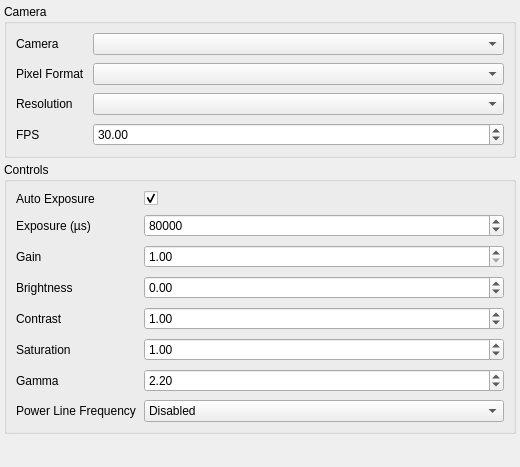
Before: the Qt Designer form modules/camera-lc/lcsettingsdialog.ui in syntalos/syntalos, drawn with Qt 5.
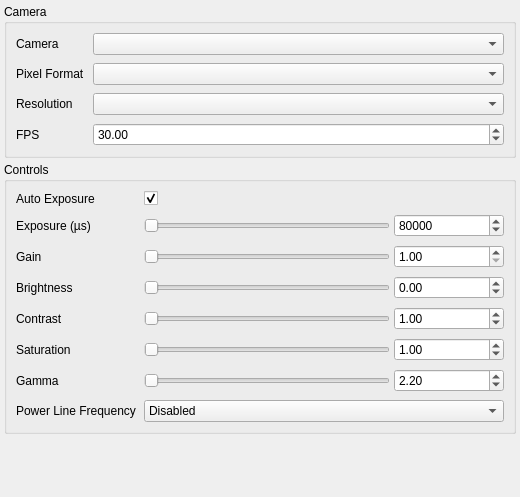
After: the same form once the commit is applied.

Commit message: camera-lc: Add sliders for camera controls

What changed in the file:
```diff
--- a/modules/camera-lc/lcsettingsdialog.ui
+++ b/modules/camera-lc/lcsettingsdialog.ui
@@ -7,7 +7,7 @@
     <x>0</x>
     <y>0</y>
     <width>520</width>
-    <height>467</height>
+    <height>497</height>
    </rect>
   </property>
   <property name="windowTitle">
@@ -143,7 +143,41 @@
        </widget>
       </item>
       <item row="1" column="1">
+       <widget class="QWidget" name="exposureWidget" native="true">
+        <layout class="QHBoxLayout" name="exposureLayout">
+         <property name="spacing">
+          <number>4</number>
+         </property>
+         <property name="leftMargin">
+          <number>0</number>
+         </property>
+         <property name="topMargin">
+          <number>0</number>
+         </property>
+         <property name="rightMargin">
+          <number>0</number>
+         </property>
+         <property name="bottomMargin">
+          <number>0</number>
+         </property>
+         <item>
+          <widget class="QSlider" name="sliderExposure">
+           <property name="maximum">
+            <number>1000</number>
+           </property>
+           <property name="orientation">
+            <enum>Qt::Orientation::Horizontal</enum>
+           </property>
+          </widget>
+         </item>
+         <item>
        <widget class="QDoubleSpinBox" name="sbExposure">
+           <property name="minimumSize">
+            <size>
+             <width>110</width>
+             <height>0</height>
+            </size>
+           </property>
         <property name="toolTip">
          <string>Manual exposure time in microseconds</string>
         </property>
@@ -164,6 +198,9 @@
         </property>
        </widget>
       </item>
+        </layout>
+       </widget>
+      </item>
       <item row="2" column="0">
        <widget class="QLabel" name="gainLabel">
         <property name="text">
@@ -172,7 +209,41 @@
        </widget>
       </item>
       <item row="2" column="1">
+       <widget class="QWidget" name="gainWidget" native="true">
+        <layout class="QHBoxLayout" name="gainLayout">
+         <property name="spacing">
+          <number>4</number>
+         </property>
+         <property name="leftMargin">
+          <number>0</number>
+         </property>
+         <property name="topMargin">
+          <number>0</number>
+         </property>
+         <property name="rightMargin">
+          <number>0</number>
+         </property>
+         <property name="bottomMargin">
+          <number>0</number>
+         </property>
+         <item>
+          <widget class="QSlider" name="sliderGain">
+           <property name="maximum">
+            <number>1000</number>
+           </property>
+           <property name="orientation">
+            <enum>Qt::Orientation::Horizontal</enum>
+           </property>
+          </widget>
+         </item>
+         <item>
        <widget class="QDoubleSpinBox" name="sbGain">
+           <property name="minimumSize">
+            <size>
+             <width>110</width>
+             <height>0</height>
+            </size>
+           </property>
         <property name="toolTip">
          <string>Analogue gain</string>
         </property>
@@ -193,6 +264,9 @@
         </property>
        </widget>
       </item>
+        </layout>
+       </widget>
+      </item>
       <item row="3" column="0">
        <widget class="QLabel" name="brightnessLabel">
         <property name="text">
@@ -201,7 +275,41 @@
        </widget>
       </item>
       <item row="3" column="1">
+       <widget class="QWidget" name="brightnessWidget" native="true">
+        <layout class="QHBoxLayout" name="brightnessLayout">
+         <property name="spacing">
+          <number>4</number>
+         </property>
+         <property name="leftMargin">
+          <number>0</number>
+         </property>
+         <property name="topMargin">
+          <number>0</number>
+         </property>
+         <property name="rightMargin">
+          <number>0</number>
+         </property>
+         <property name="bottomMargin">
+          <number>0</number>
+         </property>
+         <item>
+          <widget class="QSlider" name="sliderBrightness">
+           <property name="maximum">
+            <number>1000</number>
+           </property>
+           <property name="orientation">
+            <enum>Qt::Orientation::Horizontal</enum>
+           </property>
+          </widget>
+         </item>
+         <item>
        <widget class="QDoubleSpinBox" name="sbBrightness">
+           <property name="minimumSize">
+            <size>
+             <width>110</width>
+             <height>0</height>
+            </size>
+           </property>
         <property name="decimals">
          <number>2</number>
         </property>
@@ -219,6 +327,9 @@
         </property>
        </widget>
       </item>
+        </layout>
+       </widget>
+      </item>
       <item row="4" column="0">
        <widget class="QLabel" name="contrastLabel">
         <property name="text">
@@ -227,7 +338,41 @@
        </widget>
       </item>
       <item row="4" column="1">
+       <widget class="QWidget" name="contrastWidget" native="true">
+        <layout class="QHBoxLayout" name="contrastLayout">
+         <property name="spacing">
+          <number>4</number>
+         </property>
+         <property name="leftMargin">
+          <number>0</number>
+         </property>
+         <property name="topMargin">
+          <number>0</number>
+         </property>
+         <property name="rightMargin">
+          <number>0</number>
+         </property>
+         <property name="bottomMargin">
+          <number>0</number>
+         </property>
+         <item>
+          <widget class="QSlider" name="sliderContrast">
+           <property name="maximum">
+            <number>1000</number>
+           </property>
+           <property name="orientation">
+            <enum>Qt::Orientation::Horizontal</enum>
+           </property>
+          </widget>
+         </item>
+         <item>
        <widget class="QDoubleSpinBox" name="sbContrast">
+           <property name="minimumSize">
+            <size>
+             <width>110</width>
+             <height>0</height>
+            </size>
+           </property>
         <property name="decimals">
          <number>2</number>
         </property>
@@ -243,6 +388,9 @@
         <property name="value">
          <double>1.000000000000000</double>
         </property>
+          </widget>
+         </item>
+        </layout>
        </widget>
       </item>
       <item row="5" column="0">
@@ -253,7 +401,41 @@
        </widget>
       </item>
       <item row="5" column="1">
+       <widget class="QWidget" name="saturationWidget" native="true">
+        <layout class="QHBoxLayout" name="saturationLayout">
+         <property name="spacing">
+          <number>4</number>
+         </property>
+         <property name="leftMargin">
+          <number>0</number>
+         </property>
+         <property name="topMargin">
+          <number>0</number>
+         </property>
+         <property name="rightMargin">
+          <number>0</number>
+         </property>
+         <property name="bottomMargin">
+          <number>0</number>
+         </property>
+         <item>
+          <widget class="QSlider" name="sliderSaturation">
+           <property name="maximum">
+            <number>1000</number>
+           </property>
+           <property name="orientation">
+            <enum>Qt::Orientation::Horizontal</enum>
+           </property>
+          </widget>
+         </item>
+         <item>
        <widget class="QDoubleSpinBox" name="sbSaturation">
+           <property name="minimumSize">
+            <size>
+             <width>110</width>
+             <height>0</height>
+            </size>
+           </property>
         <property name="decimals">
          <number>2</number>
         </property>
@@ -269,6 +451,9 @@
         <property name="value">
          <double>1.000000000000000</double>
         </property>
+          </widget>
+         </item>
+        </layout>
        </widget>
       </item>
       <item row="6" column="0">
@@ -279,7 +464,41 @@
        </widget>
       </item>
       <item row="6" column="1">
+       <widget class="QWidget" name="gammaWidget" native="true">
+        <layout class="QHBoxLayout" name="gammaLayout">
+         <property name="spacing">
+          <number>4</number>
+         </property>
+         <property name="leftMargin">
+          <number>0</number>
+         </property>
+         <property name="topMargin">
+          <number>0</number>
+         </property>
+         <property name="rightMargin">
+          <number>0</number>
+         </property>
+         <property name="bottomMargin">
+          <number>0</number>
+         </property>
+         <item>
+          <widget class="QSlider" name="sliderGamma">
+           <property name="maximum">
+            <number>1000</number>
+           </property>
+           <property name="orientation">
+            <enum>Qt::Orientation::Horizontal</enum>
+           </property>
+          </widget>
+         </item>
+         <item>
        <widget class="QDoubleSpinBox" name="sbGamma">
+           <property name="minimumSize">
+            <size>
+             <width>110</width>
+             <height>0</height>
+            </size>
+           </property>
         <property name="toolTip">
          <string>Camera gamma</string>
         </property>
@@ -298,6 +517,9 @@
         <property name="value">
          <double>2.200000000000000</double>
         </property>
+          </widget>
+         </item>
+        </layout>
        </widget>
       </item>
       <item row="7" column="0">
```
Lines whose indentation alone changed are shown as unchanged. The commit also changes 2 other files.
